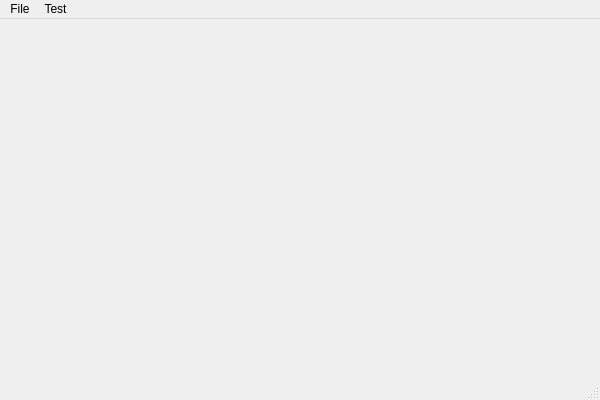
Aethermeister/Aether-Projects---QTest-Runner, file Aether QTest Runner/aether_qtest_runner_executable/MainWindow.ui: the form before one commit.
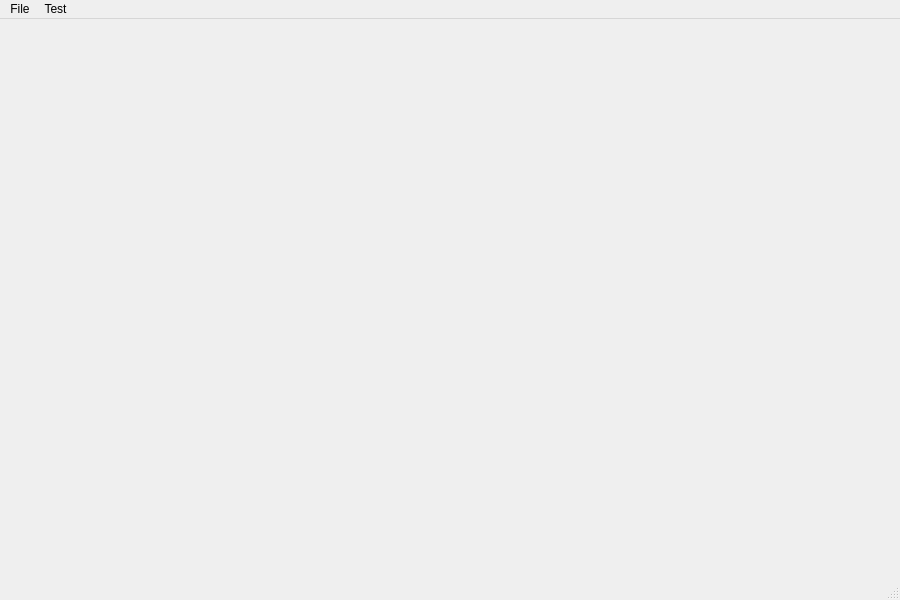
The form after the commit.

```diff
--- a/Aether QTest Runner/aether_qtest_runner_executable/MainWindow.ui
+++ b/Aether QTest Runner/aether_qtest_runner_executable/MainWindow.ui
@@ -6,8 +6,8 @@
    <rect>
     <x>0</x>
     <y>0</y>
-    <width>600</width>
-    <height>400</height>
+    <width>900</width>
+    <height>600</height>
    </rect>
   </property>
   <property name="windowTitle">
@@ -21,7 +21,7 @@
     <rect>
      <x>0</x>
      <y>0</y>
-     <width>600</width>
+     <width>900</width>
      <height>21</height>
     </rect>
    </property>
```
